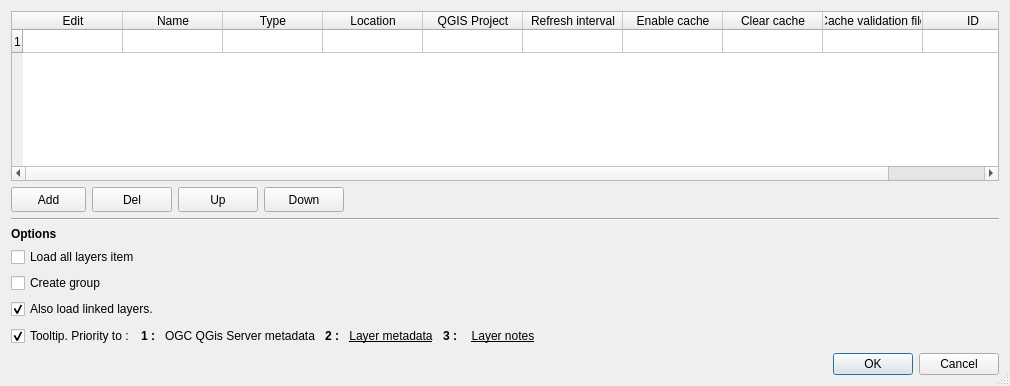
The window that menu_from_project/ui/conf_dialog.ui (xcaeag/MenuFromProject-Qgis-Plugin) describes before a commit, drawn with Qt 5.
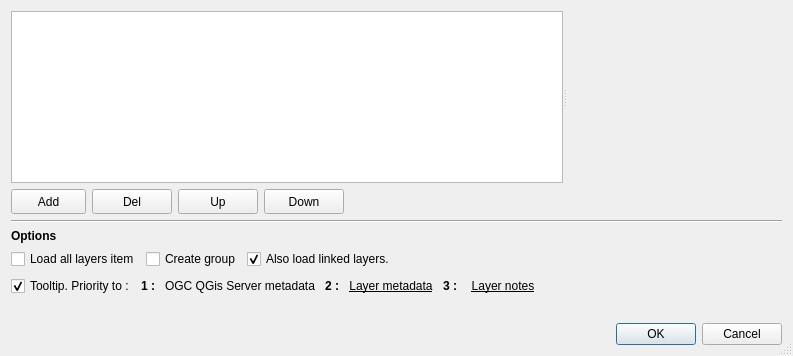
The same window after the commit. Icons and pictures are not drawn. Custom widgets are drawn as their Qt base class.

Commit message: feat(ui): refactor config widget

```diff
--- a/menu_from_project/ui/conf_dialog.ui
+++ b/menu_from_project/ui/conf_dialog.ui
@@ -9,8 +9,8 @@
    <rect>
     <x>0</x>
     <y>0</y>
-    <width>1010</width>
-    <height>386</height>
+    <width>793</width>
+    <height>356</height>
    </rect>
   </property>
   <property name="sizePolicy">
@@ -44,263 +44,29 @@
   <property name="modal">
    <bool>true</bool>
   </property>
-  <layout class="QVBoxLayout" name="verticalLayout_2">
-   <item>
-    <layout class="QVBoxLayout" name="verticalLayout">
-     <property name="sizeConstraint">
-      <enum>QLayout::SetDefaultConstraint</enum>
-     </property>
-     <item>
-      <widget class="QTableWidget" name="tableWidget">
+  <layout class="QGridLayout" name="gridLayout">
+   <item row="3" column="0">
+    <layout class="QGridLayout" name="gridLayout_2">
+     <item row="2" column="0">
+      <widget class="QCheckBox" name="cbxLoadAll">
        <property name="sizePolicy">
-        <sizepolicy hsizetype="Expanding" vsizetype="Expanding">
+        <sizepolicy hsizetype="Fixed" vsizetype="Fixed">
          <horstretch>0</horstretch>
          <verstretch>0</verstretch>
         </sizepolicy>
        </property>
-       <property name="minimumSize">
-        <size>
-         <width>0</width>
-         <height>100</height>
-        </size>
+       <property name="text">
+        <string>Load all layers item</string>
        </property>
-       <property name="autoFillBackground">
-        <bool>true</bool>
-       </property>
-       <property name="sizeAdjustPolicy">
-        <enum>QAbstractScrollArea::AdjustToContents</enum>
-       </property>
-       <property name="dragEnabled">
+       <property name="tristate">
         <bool>false</bool>
        </property>
-       <property name="dragDropMode">
-        <enum>QAbstractItemView::NoDragDrop</enum>
-       </property>
-       <property name="defaultDropAction">
-        <enum>Qt::IgnoreAction</enum>
-       </property>
-       <property name="alternatingRowColors">
-        <bool>true</bool>
-       </property>
-       <property name="selectionMode">
-        <enum>QAbstractItemView::SingleSelection</enum>
-       </property>
-       <property name="selectionBehavior">
-        <enum>QAbstractItemView::SelectRows</enum>
-       </property>
-       <property name="textElideMode">
-        <enum>Qt::ElideNone</enum>
-       </property>
-       <property name="sortingEnabled">
-        <bool>false</bool>
-       </property>
-       <property name="rowCount">
-        <number>1</number>
-       </property>
-       <property name="columnCount">
-        <number>10</number>
-       </property>
-       <attribute name="horizontalHeaderVisible">
-        <bool>true</bool>
-       </attribute>
-       <attribute name="horizontalHeaderCascadingSectionResizes">
-        <bool>false</bool>
-       </attribute>
-       <attribute name="horizontalHeaderHighlightSections">
-        <bool>true</bool>
-       </attribute>
-       <attribute name="horizontalHeaderStretchLastSection">
-        <bool>true</bool>
-       </attribute>
-       <attribute name="verticalHeaderVisible">
-        <bool>true</bool>
-       </attribute>
-       <attribute name="verticalHeaderDefaultSectionSize">
-        <number>23</number>
-       </attribute>
-       <attribute name="verticalHeaderStretchLastSection">
-        <bool>false</bool>
-       </attribute>
-       <row/>
-       <column>
-        <property name="text">
-         <string>Edit</string>
-        </property>
-       </column>
-       <column>
-        <property name="text">
-         <string>Name</string>
-        </property>
-       </column>
-       <column>
-        <property name="text">
-         <string>Type</string>
-        </property>
-       </column>
-       <column>
-        <property name="text">
-         <string>Location</string>
-        </property>
-       </column>
-       <column>
-        <property name="text">
-         <string>QGIS Project</string>
-        </property>
-       </column>
-       <column>
-        <property name="text">
-         <string>Refresh interval</string>
-        </property>
-       </column>
-       <column>
-        <property name="text">
-         <string>Enable cache</string>
-        </property>
-       </column>
-       <column>
-        <property name="text">
-         <string>Clear cache</string>
-        </property>
-       </column>
-       <column>
-        <property name="text">
-         <string>Cache validation file</string>
-        </property>
-       </column>
-       <column>
-        <property name="text">
-         <string>ID</string>
-        </property>
-       </column>
       </widget>
      </item>
-    </layout>
-   </item>
-   <item>
-    <layout class="QHBoxLayout" name="horizontalLayout" stretch="0,0,0,0,0">
-     <property name="spacing">
-      <number>6</number>
-     </property>
-     <property name="sizeConstraint">
-      <enum>QLayout::SetDefaultConstraint</enum>
-     </property>
-     <property name="leftMargin">
-      <number>0</number>
-     </property>
-     <item>
-      <widget class="QToolButton" name="btnAdd">
-       <property name="minimumSize">
-        <size>
-         <width>75</width>
-         <height>25</height>
-        </size>
-       </property>
-       <property name="focusPolicy">
-        <enum>Qt::WheelFocus</enum>
-       </property>
-       <property name="toolTip">
-        <string>Add new project</string>
-       </property>
-       <property name="text">
-        <string>Add</string>
-       </property>
-       <property name="popupMode">
-        <enum>QToolButton::InstantPopup</enum>
-       </property>
-       <property name="arrowType">
-        <enum>Qt::NoArrow</enum>
-       </property>
-      </widget>
-     </item>
-     <item>
-      <widget class="QPushButton" name="btnDelete">
-       <property name="minimumSize">
-        <size>
-         <width>40</width>
-         <height>25</height>
-        </size>
-       </property>
-       <property name="toolTip">
-        <string>Delete selected</string>
-       </property>
-       <property name="text">
-        <string>Del</string>
-       </property>
-      </widget>
-     </item>
-     <item>
-      <widget class="QPushButton" name="btnUp">
-       <property name="minimumSize">
-        <size>
-         <width>50</width>
-         <height>25</height>
-        </size>
-       </property>
-       <property name="maximumSize">
-        <size>
-         <width>16777215</width>
-         <height>25</height>
-        </size>
-       </property>
-       <property name="toolTip">
-        <string>Move up selected project</string>
-       </property>
-       <property name="text">
-        <string>Up</string>
-       </property>
-      </widget>
-     </item>
-     <item>
-      <widget class="QPushButton" name="btnDown">
-       <property name="minimumSize">
-        <size>
-         <width>50</width>
-         <height>25</height>
-        </size>
-       </property>
-       <property name="maximumSize">
-        <size>
-         <width>16777215</width>
-         <height>25</height>
-        </size>
-       </property>
-       <property name="toolTip">
-        <string>Move down selected project</string>
-       </property>
-       <property name="text">
-        <string>Down</string>
-       </property>
-      </widget>
-     </item>
-     <item>
-      <spacer name="horizontalSpacer">
-       <property name="orientation">
-        <enum>Qt::Horizontal</enum>
-       </property>
-       <property name="sizeHint" stdset="0">
-        <size>
-         <width>40</width>
-         <height>20</height>
-        </size>
-       </property>
-      </spacer>
-     </item>
-    </layout>
-   </item>
-   <item>
-    <widget class="Line" name="line">
-     <property name="orientation">
-      <enum>Qt::Horizontal</enum>
-     </property>
-    </widget>
-   </item>
-   <item>
-    <layout class="QFormLayout" name="formLayout">
      <item row="0" column="0">
       <widget class="QLabel" name="lblSettings">
        <property name="font">
         <font>
-         <weight>75</weight>
          <bold>true</bold>
         </font>
        </property>
@@ -312,59 +78,7 @@
        </property>
       </widget>
      </item>
-     <item row="1" column="0">
-      <widget class="QCheckBox" name="cbxLoadAll">
-       <property name="text">
-        <string>Load all layers item</string>
-       </property>
-       <property name="tristate">
-        <bool>false</bool>
-       </property>
-      </widget>
-     </item>
-     <item row="1" column="1">
-      <spacer name="horizontalSpacer_3">
-       <property name="orientation">
-        <enum>Qt::Horizontal</enum>
-       </property>
-       <property name="sizeType">
-        <enum>QSizePolicy::Maximum</enum>
-       </property>
-       <property name="sizeHint" stdset="0">
-        <size>
-         <width>40</width>
-         <height>20</height>
-        </size>
-       </property>
-      </spacer>
-     </item>
-     <item row="3" column="0">
-      <widget class="QCheckBox" name="cbxCreateGroup">
-       <property name="text">
-        <string>Create group</string>
-       </property>
-       <property name="checked">
-        <bool>false</bool>
-       </property>
-       <property name="tristate">
-        <bool>false</bool>
-       </property>
-      </widget>
-     </item>
-     <item row="3" column="1">
-      <spacer name="horizontalSpacer_2">
-       <property name="orientation">
-        <enum>Qt::Horizontal</enum>
-       </property>
-       <property name="sizeHint" stdset="0">
-        <size>
-         <width>40</width>
-         <height>20</height>
-        </size>
-       </property>
-      </spacer>
-     </item>
-     <item row="4" column="0">
+     <item row="2" column="2">
       <widget class="QCheckBox" name="cbxOpenLinks">
        <property name="toolTip">
         <string>Opens with layer, layers linked by 'relations' or joins.</string>
@@ -377,9 +91,28 @@
        </property>
       </widget>
      </item>
+     <item row="2" column="1">
+      <widget class="QCheckBox" name="cbxCreateGroup">
+       <property name="sizePolicy">
+        <sizepolicy hsizetype="Fixed" vsizetype="Fixed">
+         <horstretch>0</horstretch>
+         <verstretch>0</verstretch>
+        </sizepolicy>
+       </property>
+       <property name="text">
+        <string>Create group</string>
+       </property>
+       <property name="checked">
+        <bool>false</bool>
+       </property>
+       <property name="tristate">
+        <bool>false</bool>
+       </property>
+      </widget>
+     </item>
     </layout>
    </item>
-   <item>
+   <item row="5" column="0">
     <layout class="QHBoxLayout" name="horizontalLayout_5">
      <item>
       <widget class="QCheckBox" name="cbxShowTooltip">
@@ -401,7 +134,6 @@
       <widget class="QLabel" name="label">
        <property name="font">
         <font>
-         <weight>75</weight>
          <bold>true</bold>
         </font>
        </property>
@@ -433,7 +165,6 @@
       <widget class="QLabel" name="label_2">
        <property name="font">
         <font>
-         <weight>75</weight>
          <bold>true</bold>
         </font>
        </property>
@@ -461,7 +192,6 @@
       <widget class="QLabel" name="label_3">
        <property name="font">
         <font>
-         <weight>75</weight>
          <bold>true</bold>
         </font>
        </property>
@@ -500,7 +230,7 @@
      </item>
     </layout>
    </item>
-   <item>
+   <item row="7" column="0">
     <widget class="QDialogButtonBox" name="buttonBox">
      <property name="orientation">
       <enum>Qt::Horizontal</enum>
@@ -510,8 +240,163 @@
      </property>
     </widget>
    </item>
+   <item row="0" column="0">
+    <widget class="QSplitter" name="splitter">
+     <property name="orientation">
+      <enum>Qt::Horizontal</enum>
+     </property>
+     <widget class="QTableView" name="projectTableView">
+      <property name="selectionMode">
+       <enum>QAbstractItemView::SingleSelection</enum>
+      </property>
+      <property name="selectionBehavior">
+       <enum>QAbstractItemView::SelectRows</enum>
+      </property>
+     </widget>
+     <widget class="ProjectWidget" name="projectWidget" native="true"/>
+    </widget>
+   </item>
+   <item row="2" column="0">
+    <widget class="Line" name="line">
+     <property name="orientation">
+      <enum>Qt::Horizontal</enum>
+     </property>
+    </widget>
+   </item>
+   <item row="1" column="0">
+    <layout class="QHBoxLayout" name="horizontalLayout" stretch="0,0,0,0,0">
+     <property name="spacing">
+      <number>6</number>
+     </property>
+     <property name="sizeConstraint">
+      <enum>QLayout::SetDefaultConstraint</enum>
+     </property>
+     <property name="leftMargin">
+      <number>0</number>
+     </property>
+     <item>
+      <widget class="QToolButton" name="btnAdd">
+       <property name="minimumSize">
+        <size>
+         <width>75</width>
+         <height>25</height>
+        </size>
+       </property>
+       <property name="focusPolicy">
+        <enum>Qt::WheelFocus</enum>
+       </property>
+       <property name="toolTip">
+        <string>Add new project</string>
+       </property>
+       <property name="text">
+        <string>Add</string>
+       </property>
+       <property name="popupMode">
+        <enum>QToolButton::InstantPopup</enum>
+       </property>
+       <property name="arrowType">
+        <enum>Qt::NoArrow</enum>
+       </property>
+      </widget>
+     </item>
+     <item>
+      <widget class="QPushButton" name="btnDelete">
+       <property name="minimumSize">
+        <size>
+         <width>40</width>
+         <height>25</height>
+        </size>
+       </property>
+       <property name="toolTip">
+        <string>Delete selected</string>
+       </property>
+       <property name="text">
+        <string>Del</string>
+       </property>
+      </widget>
+     </item>
+     <item>
+      <widget class="QPushButton" name="btnUp">
+       <property name="minimumSize">
+        <size>
+         <width>50</width>
+         <height>25</height>
+        </size>
+       </property>
+       <property name="maximumSize">
+        <size>
+         <width>16777215</width>
+         <height>25</height>
+        </size>
+       </property>
+       <property name="toolTip">
+        <string>Move up selected project</string>
+       </property>
+       <property name="text">
+        <string>Up</string>
+       </property>
+      </widget>
+     </item>
+     <item>
+      <widget class="QPushButton" name="btnDown">
+       <property name="minimumSize">
+        <size>
+         <width>50</width>
+         <height>25</height>
+        </size>
+       </property>
+       <property name="maximumSize">
+        <size>
+         <width>16777215</width>
+         <height>25</height>
+        </size>
+       </property>
+       <property name="toolTip">
+        <string>Move down selected project</string>
+       </property>
+       <property name="text">
+        <string>Down</string>
+       </property>
+      </widget>
+     </item>
+     <item>
+      <spacer name="horizontalSpacer">
+       <property name="orientation">
+        <enum>Qt::Horizontal</enum>
+       </property>
+       <property name="sizeHint" stdset="0">
+        <size>
+         <width>40</width>
+         <height>20</height>
+        </size>
+       </property>
+      </spacer>
+     </item>
+    </layout>
+   </item>
+   <item row="6" column="0">
+    <spacer name="verticalSpacer">
+     <property name="orientation">
+      <enum>Qt::Vertical</enum>
+     </property>
+     <property name="sizeHint" stdset="0">
+      <size>
+       <width>20</width>
+       <height>40</height>
+      </size>
+     </property>
+    </spacer>
+   </item>
   </layout>
  </widget>
+ <customwidgets>
+  <customwidget>
+   <class>ProjectWidget</class>
+   <extends>QWidget</extends>
+   <header>menu_from_project.ui.project_widget</header>
+   <container>1</container>
+  </customwidget>
+ </customwidgets>
  <tabstops>
   <tabstop>tableWidget</tabstop>
   <tabstop>btnAdd</tabstop>
```
Left out of the diff: 3 changed lines with no effect on the pictures. The commit also changes 2 other files.
